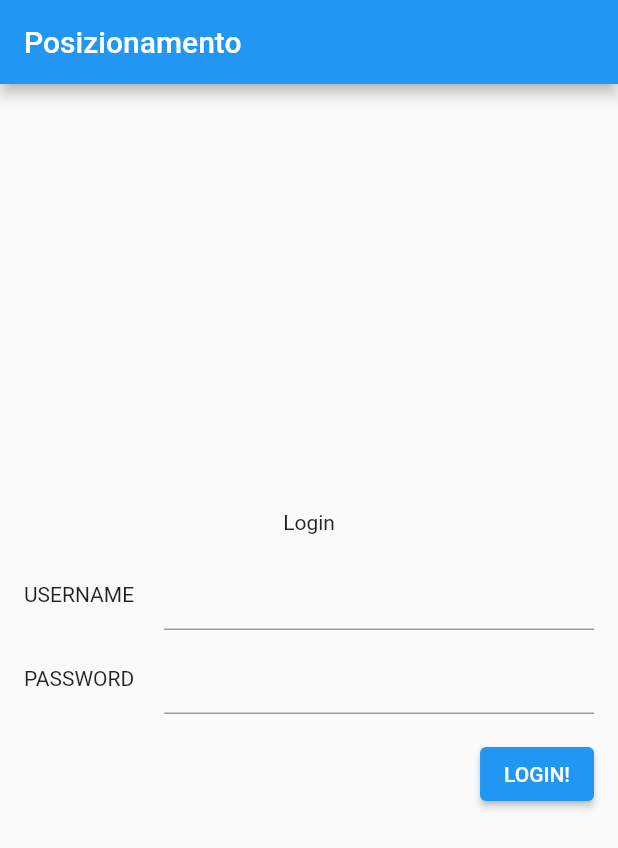
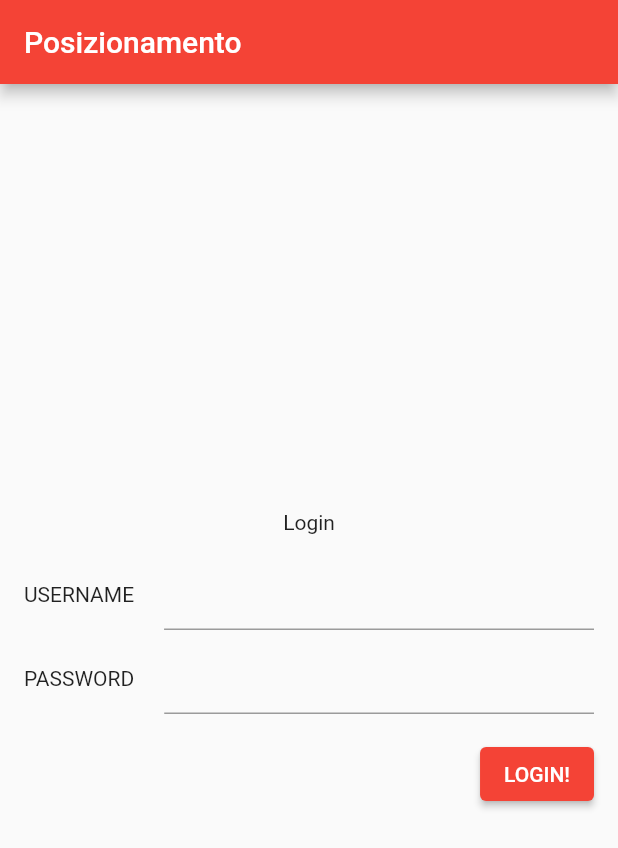
Before and after one commit to Luca-Lucidera/flutter_tutorial, a Flutter app: the screen it shows after launch, after a tap on "LOGIN!", on a phone screen of 412 x 824 dp. Shown: the top 848 px of the screen. Run offline on Flutter 3.47's test engine with Material 2 defaults, Android fonts, the phone set to English and light mode, and no system bars; network calls fail.

Commit message:
Aggiunta login

```diff
--- a/lib/main.dart
+++ b/lib/main.dart
@@ -1,4 +1,18 @@
+import 'dart:convert';
+import 'dart:developer';
+
 import 'package:flutter/material.dart';
+import 'package:http/http.dart' as http;
+
+TextEditingController usernameController = TextEditingController();
+TextEditingController passowrdController = TextEditingController();
+TextField usernameTextField = TextField(controller: usernameController);
+TextField passwordTextField = TextField(
+  obscureText: true,
+  autocorrect: false,
+  enableSuggestions: false,
+  controller: passowrdController,
+);
 
 void main() => runApp(const MyApp());
 
@@ -22,7 +36,10 @@ class LoginPage extends StatelessWidget {
   Widget build(BuildContext context) {
     //scaffold = impalcatura
     return Scaffold(
-      appBar: AppBar(title: const Text("Posizionamento")),
+      appBar: AppBar(
+        title: const Text("Posizionamento"),
+        backgroundColor: Colors.red,
+      ),
       body: Container(
         padding: const EdgeInsets.all(16),
         //contiene tutto
@@ -43,8 +60,8 @@ class LoginPage extends StatelessWidget {
                     child: const Text("USERNAME"),
                     margin: const EdgeInsets.only(right: 20),
                   ),
-                  const Flexible(
-                    child: TextField(),
+                  Flexible(
+                    child: usernameTextField,
                   ),
                 ],
               ),
@@ -59,12 +76,8 @@ class LoginPage extends StatelessWidget {
                     child: const Text("PASSWORD"),
                     margin: const EdgeInsets.only(right: 20),
                   ),
-                  const Flexible(
-                    child: TextField(
-                      obscureText: true,
-                      autocorrect: false,
-                      enableSuggestions: false,
-                    ),
+                  Flexible(
+                    child: passwordTextField,
                   ),
                 ],
               ),
@@ -76,7 +89,21 @@ class LoginPage extends StatelessWidget {
               mainAxisAlignment: MainAxisAlignment.end,
               children: <Widget>[
                 ElevatedButton(
-                    child: const Text("LOGIN!"), onPressed: () => {}),
+                  child: const Text("LOGIN!"),
+                  onPressed: () {
+                    checkCredential().then((response) => {
+                          if (response.statusCode == 200)
+                            {
+                              Navigator.push(
+                                  context,
+                                  MaterialPageRoute(
+                                      builder: (context) =>
+                                          const SecondRoute()))
+                            }
+                        });
+                  },
+                  style: ElevatedButton.styleFrom(primary: Colors.red),
+                ),
               ],
             ),
           ],
@@ -84,6 +111,46 @@ class LoginPage extends StatelessWidget {
       ),
     );
   }
+}
+
+class SecondRoute extends StatelessWidget {
+  const SecondRoute({Key? key}) : super(key: key);
+  @override
+  Widget build(BuildContext context) {
+    return Scaffold(
+      appBar: AppBar(
+        title: const Text('Second Route'),
+      ),
+      body: Center(
+        child: ElevatedButton(
+          onPressed: () {
+            // Navigate back to first route when tapped.
+          },
+          child: const Text('Go back!'),
+        ),
+      ),
+    );
+  }
+}
+
+Future<http.Response> checkCredential() async {
+  String host = "http://192.168.1.95:8080/login";
+  var client = await http.Client();
+  bool ok = false;
+  return client.post(
+    Uri.parse(host),
+    headers: <String, String>{
+      'Content-Type': 'application/json; charset=UTF-8',
+    },
+    body: jsonEncode(<String, String>{
+      'email': 'mornatta@gmail.com',
+      'password': 'mornatta1234'
+    }),
+  );
+}
+
+void secondFunction(prova) {
+  debugPrint('$prova');
 }
 
 void lezioniFinoAlla12() {
```
